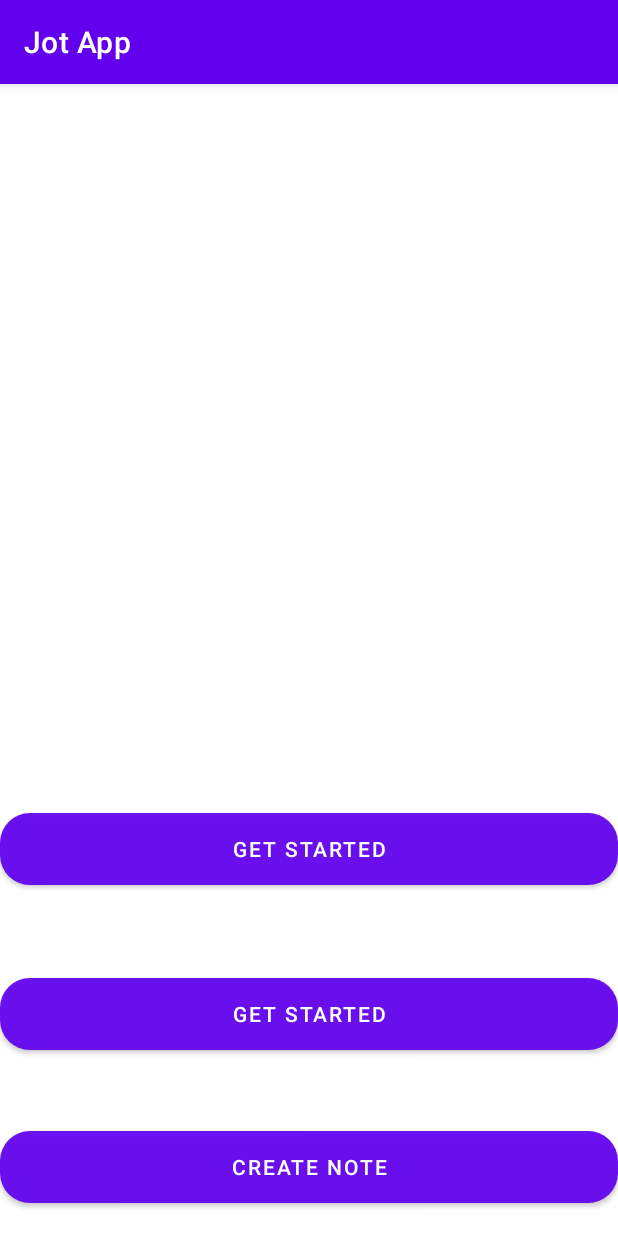
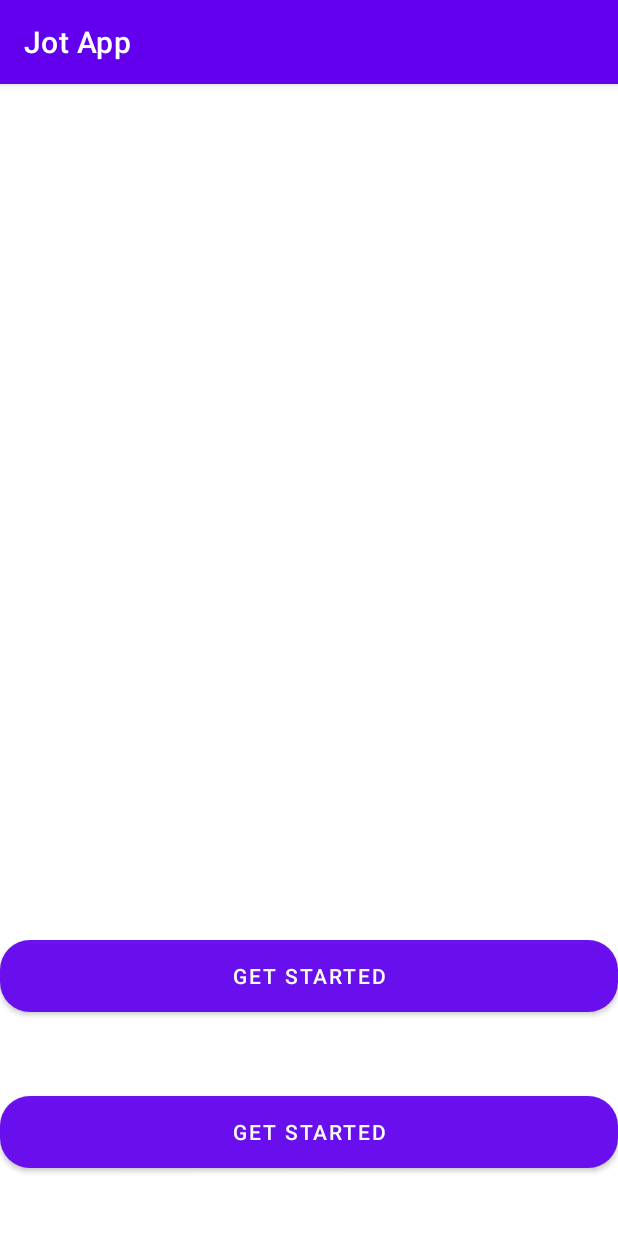
Before and after one commit to anzalmohamed/Jot-App, an Android app: the screen it shows after launch (MainActivity), on a phone screen of 412 x 824 dp. Run offline under Robolectric (Android 15) with nearby library versions, the phone set to English and light mode, and no system bars; 2 statements that could not run were skipped.

Commit message:
removed create notes button from file

```diff
--- a/app/src/main/res/layout/activity_main.xml
+++ b/app/src/main/res/layout/activity_main.xml
@@ -11,7 +11,7 @@
         android:layout_width="match_parent"
         android:layout_height="wrap_content"
         android:layout_alignParentBottom="true"
-        android:layout_marginBottom="124dp"
+        android:layout_marginBottom="45dp"
         android:background="@drawable/roundshapedbutton"
         android:text="Get Started"
         android:textColor="@color/colorTextIcons" />
@@ -21,20 +21,10 @@
         android:layout_width="match_parent"
         android:layout_height="wrap_content"
         android:layout_alignParentBottom="true"
-        android:layout_marginBottom="234dp"
+        android:layout_marginBottom="149dp"
         android:background="@drawable/roundshapedbutton"
         android:text="Get Started"
-        android:textColor="@color/colorTextIcons"/>
+        android:textColor="@color/colorTextIcons" />
 
 
-    <Button
-        android:id="@+id/notesButton"
-        android:layout_width="match_parent"
-        android:layout_height="wrap_content"
-        android:layout_alignParentBottom="true"
-        android:layout_marginBottom="22dp"
-        android:background="@drawable/roundshapedbutton"
-        android:text="Create Note"
-        android:textColor="@color/colorTextIcons" />
-
 </RelativeLayout>
```
